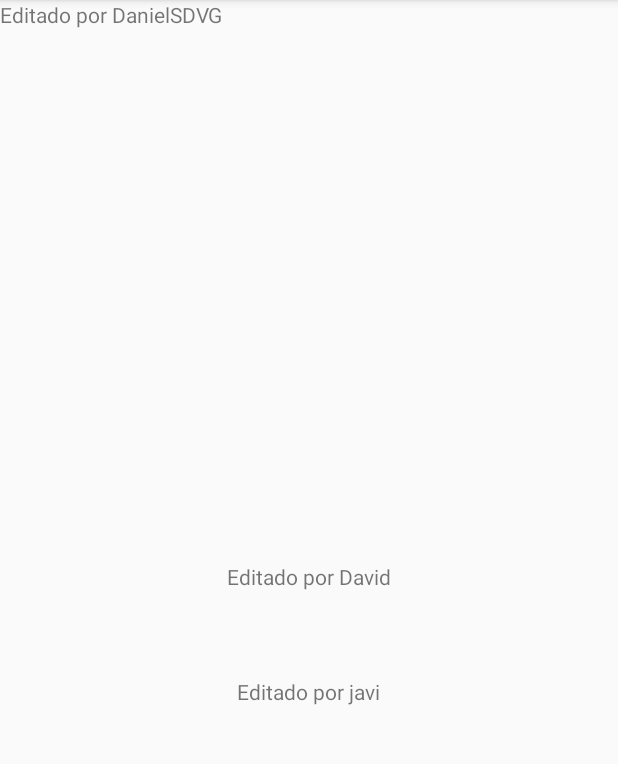
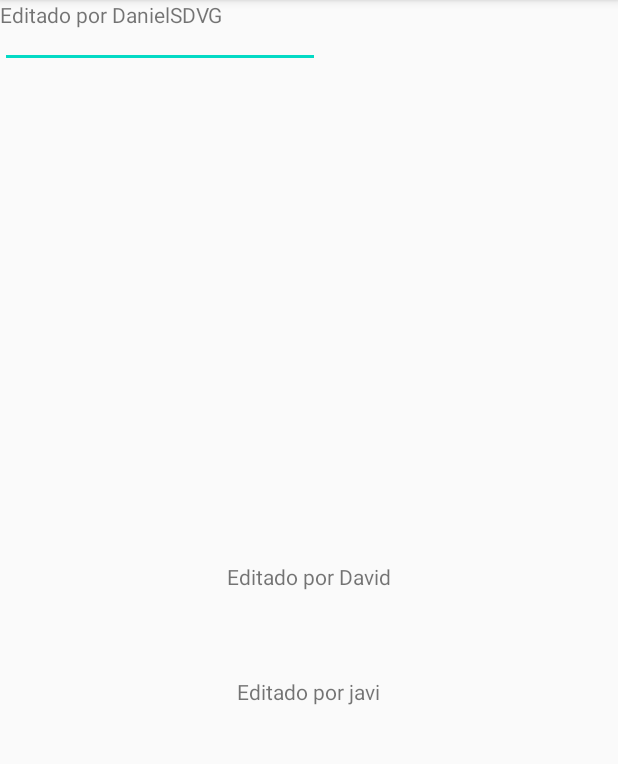
Before and after one commit to jblanava/DressMeApp, an Android app: the screen it shows after launch (MainActivity), on a phone screen of 412 x 824 dp, the part 84-848 px from its top. Run offline under Robolectric (Android 15) with nearby library versions, the phone set to English and light mode, and no system bars.

Commit message:
Esto es una prueba por Antonio Vega Ramos

```diff
--- a/app/src/main/res/layout/activity_main.xml
+++ b/app/src/main/res/layout/activity_main.xml
@@ -36,4 +36,13 @@
         tools:layout_editor_absoluteX="175dp"
         tools:layout_editor_absoluteY="287dp" />
 
+    <EditText
+        android:id="@+id/editText"
+        android:layout_width="wrap_content"
+        android:layout_height="wrap_content"
+        android:ems="10"
+        android:inputType="textPassword"
+        tools:layout_editor_absoluteX="139dp"
+        tools:layout_editor_absoluteY="42dp" />
+
 </androidx.constraintlayout.widget.ConstraintLayout>
```
